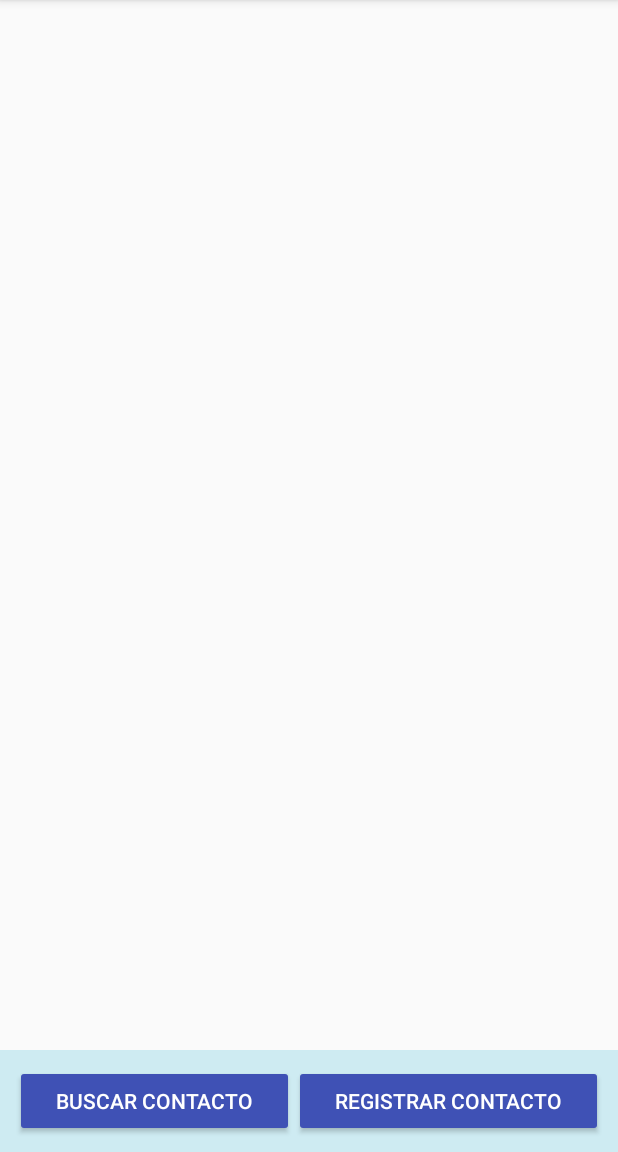
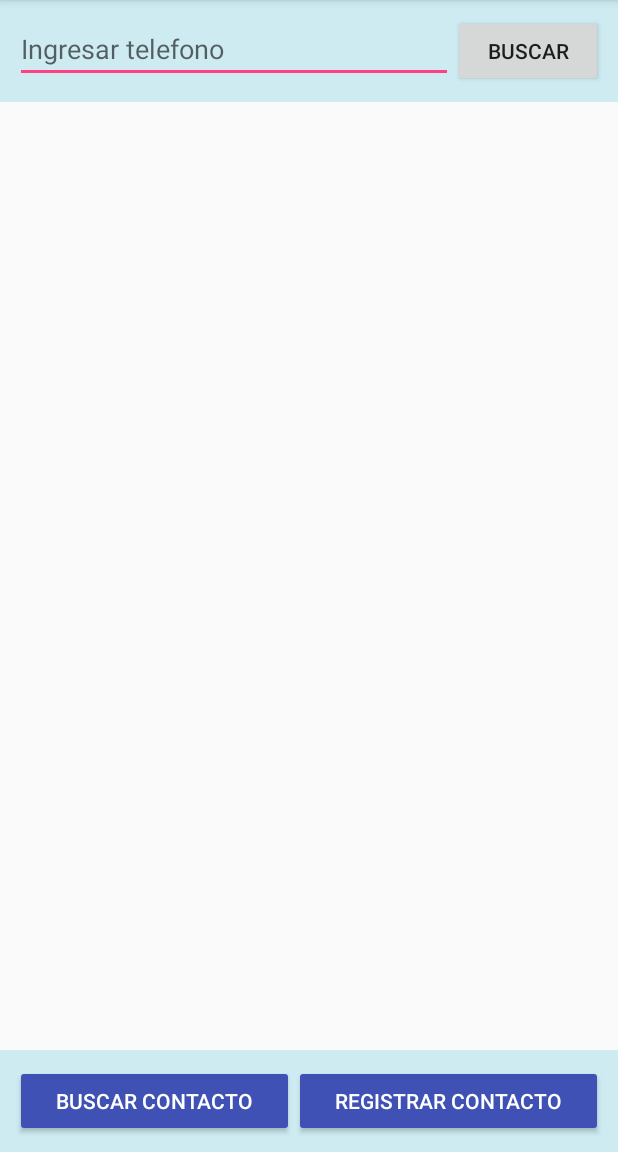
Before and after one commit to jonmid/ContactosBaseDeDatos, an Android app: the screen it shows after launch (ContactsActivity), on a phone screen of 412 x 824 dp, the part 84-1236 px from its top. Run offline under Robolectric (Android 15) with nearby library versions, the phone set to English and light mode, and no system bars.

Commit message:
Buscador pagina principal

```diff
--- a/app/src/main/java/com/example/jonmid/contactosbasededatos/ContactsActivity.java
+++ b/app/src/main/java/com/example/jonmid/contactosbasededatos/ContactsActivity.java
@@ -1,12 +1,15 @@
 package com.example.jonmid.contactosbasededatos;
 
 import android.content.Intent;
+import android.database.Cursor;
+import android.database.sqlite.SQLiteDatabase;
 import android.support.v7.app.AppCompatActivity;
 import android.os.Bundle;
 import android.support.v7.widget.LinearLayoutManager;
 import android.support.v7.widget.RecyclerView;
 import android.view.View;
 import android.widget.Button;
+import android.widget.Toast;
 
 import com.example.jonmid.contactosbasededatos.Adapters.ContactAdapter;
 import com.example.jonmid.contactosbasededatos.Helpers.SqliteHelper;
@@ -14,13 +17,14 @@ import com.example.jonmid.contactosbasededatos.Models.Contact;
 import com.example.jonmid.contactosbasededatos.Views.RegisterContactActivity;
 import com.example.jonmid.contactosbasededatos.Views.SearchContactActivity;
 
+import java.util.ArrayList;
 import java.util.List;
 
 public class ContactsActivity extends AppCompatActivity {
 
     RecyclerView recyclerViewContacts;
     ContactAdapter contactAdapter;
-    List<Contact> contactList;
+    List<Contact> contactList = new ArrayList<>();
     SqliteHelper sqliteHelper;
 
     @Override
@@ -34,6 +38,8 @@ public class ContactsActivity extends AppCompatActivity {
         LinearLayoutManager linearLayoutManager = new LinearLayoutManager(this);
         linearLayoutManager.setOrientation(LinearLayoutManager.VERTICAL);
         recyclerViewContacts.setLayoutManager(linearLayoutManager);
+
+        listContacts();
     }
 
     public void onClickShowWindowRegister(View view){
@@ -46,5 +52,29 @@ public class ContactsActivity extends AppCompatActivity {
         startActivity(intent);
     }
 
+    public void listContacts(){
+        SQLiteDatabase db = sqliteHelper.getReadableDatabase();
+        Cursor cursor = db.rawQuery("select name,phone,email from users order by id desc", null);
 
+        while (cursor.moveToNext()){
+            Contact contact = new Contact();
+            contact.setName(cursor.getString(0));
+            contact.setPhone(cursor.getString(1));
+            contact.setEmail(cursor.getString(2));
+            contactList.add(contact);
+        }
+
+        cursor.close();
+
+        if (contactList.size() != 0){
+            processData();
+        }else{
+            Toast.makeText(this, "Lista vacia", Toast.LENGTH_SHORT).show();
+        }
+    }
+
+    public void processData(){
+        contactAdapter = new ContactAdapter(contactList, getApplicationContext());
+        recyclerViewContacts.setAdapter(contactAdapter);
+    }
 }
--- a/app/src/main/java/com/example/jonmid/contactosbasededatos/Views/RegisterContactActivity.java
+++ b/app/src/main/java/com/example/jonmid/contactosbasededatos/Views/RegisterContactActivity.java
@@ -1,6 +1,7 @@
 package com.example.jonmid.contactosbasededatos.Views;
 
 import android.content.ContentValues;
+import android.content.Intent;
 import android.database.sqlite.SQLiteDatabase;
 import android.support.design.widget.TextInputEditText;
 import android.support.v7.app.AppCompatActivity;
@@ -9,6 +10,7 @@ import android.text.TextUtils;
 import android.view.View;
 import android.widget.Toast;
 
+import com.example.jonmid.contactosbasededatos.ContactsActivity;
 import com.example.jonmid.contactosbasededatos.Helpers.SqliteHelper;
 import com.example.jonmid.contactosbasededatos.R;
 import com.example.jonmid.contactosbasededatos.Utilities.Constants;
@@ -62,6 +64,7 @@ public class RegisterContactActivity extends AppCompatActivity {
         textInputEditTextPhone.setText("");
         textInputEditTextEmail.setText("");
 
-        Toast.makeText(this, "El contacto se registro correctamente", Toast.LENGTH_SHORT).show();
+        Intent intent = new Intent(this, ContactsActivity.class);
+        startActivity(intent);
     }
 }
--- a/app/src/main/res/layout/activity_contacts.xml
+++ b/app/src/main/res/layout/activity_contacts.xml
@@ -11,11 +11,34 @@
         android:layout_width="match_parent"
         android:layout_height="match_parent">
 
+        <LinearLayout
+            android:layout_width="match_parent"
+            android:layout_height="wrap_content"
+            android:orientation="horizontal"
+            android:layout_alignParentTop="true"
+            android:background="#CEEBF2"
+            android:padding="10dp">
+
+            <EditText
+                android:id="@+id/id_et_search_index"
+                android:layout_width="match_parent"
+                android:layout_height="wrap_content"
+                android:hint="Ingresar telefono"
+                android:layout_weight="1"/>
+            <Button
+                android:layout_width="200dp"
+                android:layout_height="wrap_content"
+                android:text="Buscar"
+                android:layout_weight="1"/>
+
+        </LinearLayout>
+
         <android.support.v7.widget.RecyclerView
             android:id="@+id/id_rv_contacts"
             android:layout_width="match_parent"
             android:layout_height="match_parent"
-            android:layout_marginBottom="68dp">
+            android:layout_marginBottom="68dp"
+            android:layout_marginTop="70dp">
         </android.support.v7.widget.RecyclerView>
 
         <LinearLayout
```
